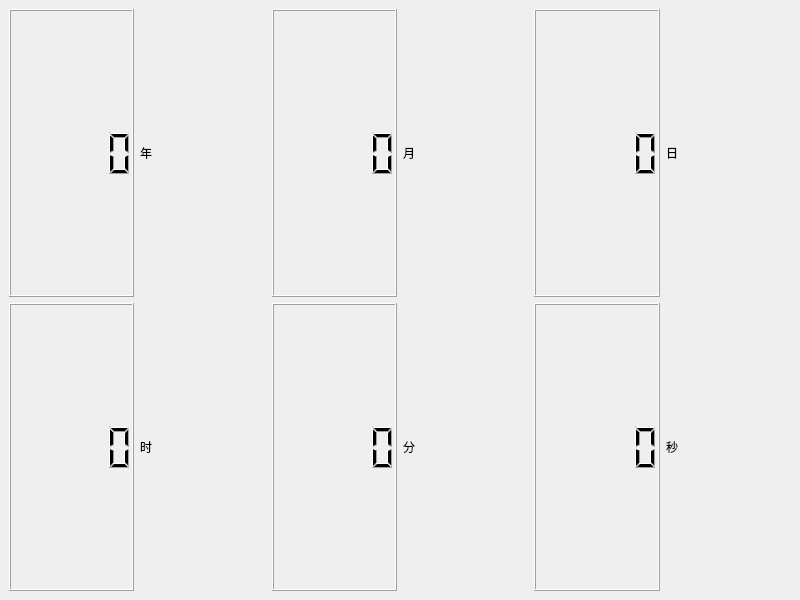
Rx584/QtClock, file Clock.ui: the form before one commit.
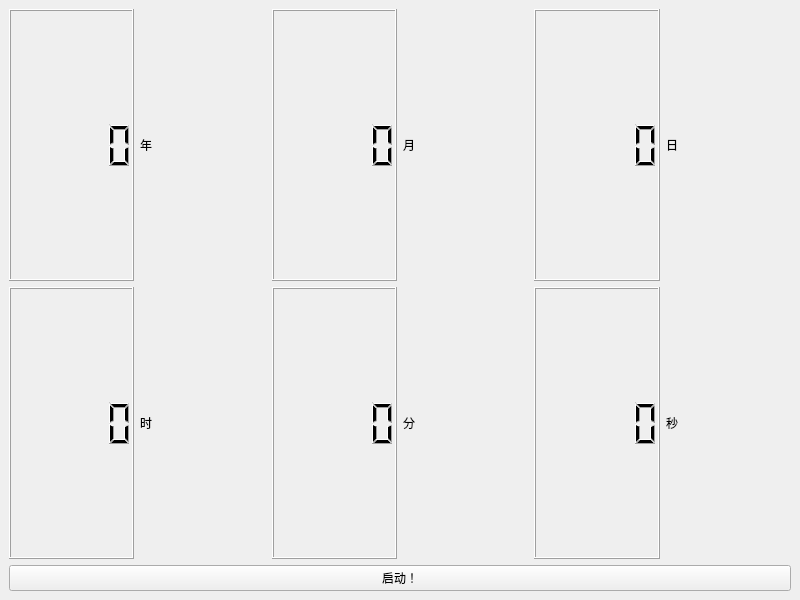
The form after the commit.

Commit message: 更新UI，重新UICUI

What changed in the file:
```diff
--- a/Clock.ui
+++ b/Clock.ui
@@ -83,6 +83,13 @@
       </item>
      </layout>
     </item>
+    <item>
+     <widget class="QPushButton" name="start_button">
+      <property name="text">
+       <string>启动！</string>
+      </property>
+     </widget>
+    </item>
    </layout>
   </widget>
  </widget>
```
The commit also changes 1 other file.
